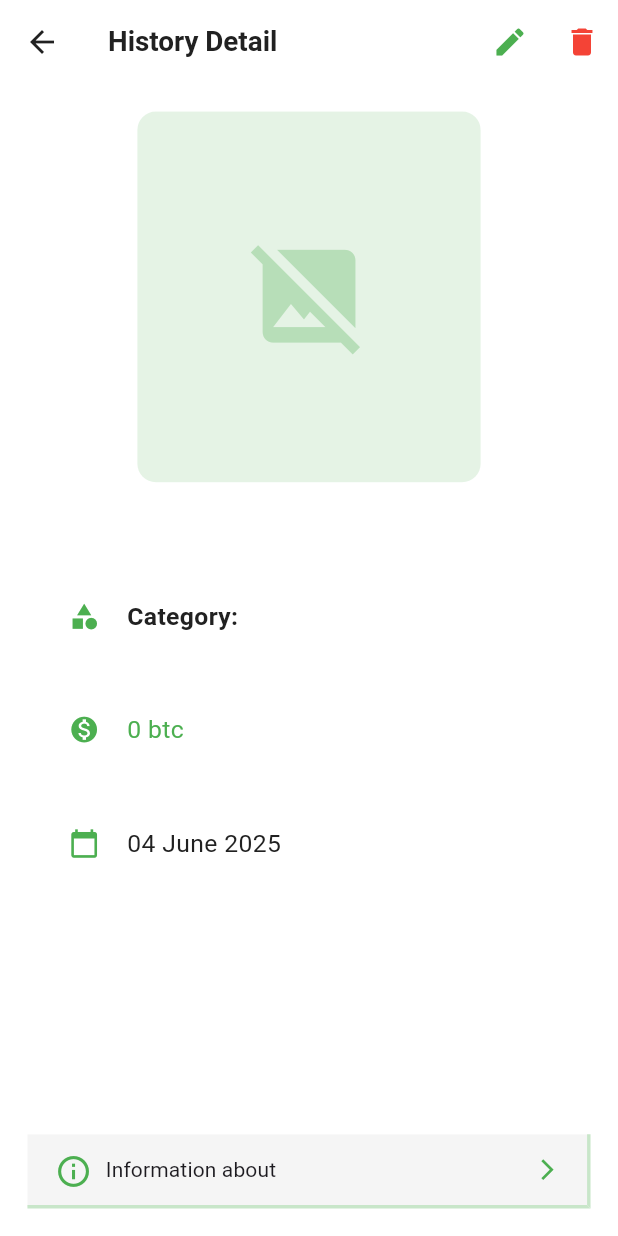
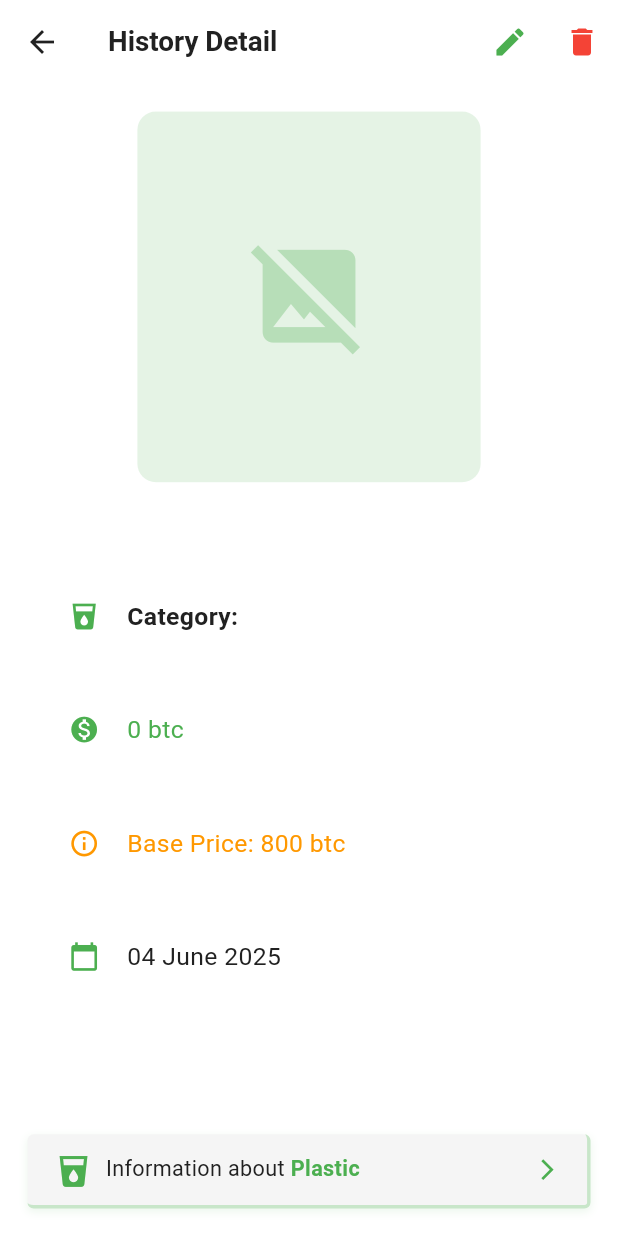
Before and after one commit to lfiathan/rubisch, a Flutter app: the HistoryDetailPage screen opened directly with empty values, on a phone screen of 412 x 824 dp. Run offline on Flutter 3.47's test engine with Material 3 defaults, Android fonts, the phone set to English and light mode, and no system bars; our stand-ins replace flutter_dotenv, flutter_screenutil, hive, hive_flutter, image_picker, material_design_icons_flutter; missing offline and left inert: tflite_flutter; accounts and stored records are empty; network calls fail.

Commit message:
menambahkan navigasi ke halaman item detail page

```diff
--- a/lib/pages/history_detail_page.dart
+++ b/lib/pages/history_detail_page.dart
@@ -4,6 +4,7 @@ import 'package:flutter_screenutil/flutter_screenutil.dart';
 import 'package:rubisch/model/scan_history.dart';
 import 'package:rubisch/themes/colors.dart';
 import 'package:rubisch/pages/item_detail_page.dart';
+import 'package:rubisch/data/waste_data.dart'; // Import waste data
 import 'dart:io';
 
 class HistoryDetailPage extends StatefulWidget {
@@ -58,19 +59,88 @@ class _HistoryDetailPageState extends State<HistoryDetailPage> {
     return '${dateTime.day.toString().padLeft(2, '0')} ${months[dateTime.month - 1]} ${dateTime.year}';
   }
 
+  // Method to find matching waste category from waste_data.dart
+  WasteCategory? _findWasteCategory(String classificationResult) {
+    // Normalize the classification result for comparison
+    String normalizedResult = classificationResult.toLowerCase().trim();
+
+    // Try to find exact match first
+    WasteCategory? exactMatch = kWasteCategories.firstWhere(
+      (category) => category.title.toLowerCase() == normalizedResult,
+      orElse: () => kWasteCategories.first, // fallback to first category
+    );
+
+    if (exactMatch.title.toLowerCase() == normalizedResult) {
+      return exactMatch;
+    }
+
+    // If no exact match, try partial matches with mapping
+    Map<String, String> categoryMapping = {
+      'plastik': 'plastic',
+      'kertas': 'paper',
+      'logam': 'metal',
+      'kaca': 'glass',
+      'organik': 'biological',
+      'elektronik': 'trash', // or create electronics category
+      'baterai': 'battery',
+      'kardus': 'cardboard',
+      'karton': 'cardboard',
+      'pakaian': 'clothes',
+      'sepatu': 'shoes',
+      'makanan': 'biological',
+      'organic': 'biological',
+      'electronic': 'trash',
+    };
+
+    // Check if the classification result contains any mapped keywords
+    for (String key in categoryMapping.keys) {
+      if (normalizedResult.contains(key)) {
+        String mappedCategory = categoryMapping[key]!;
+        WasteCategory? foundCategory = kWasteCategories.firstWhere(
+          (category) => category.title.toLowerCase() == mappedCategory,
+          orElse: () => kWasteCategories.first,
+        );
+        if (foundCategory.title.toLowerCase() == mappedCategory) {
+          return foundCategory;
+        }
+      }
+    }
+
+    // If still no match found, return the first category as fallback
+    return kWasteCategories.first;
+  }
+
   void _navigateToItemDetail() {
-    // Navigate to ItemDetailPage using existing data from history
+    // Find the corresponding waste category from waste_data.dart
+    WasteCategory? wasteCategory = _findWasteCategory(_history.classificationResult);
+
+    if (wasteCategory != null) {
+      // Navigate to ItemDetailPage using data from waste_data.dart
       Navigator.push(
         context,
         MaterialPageRoute(
           builder: (context) => ItemDetailPage(
-          title: _history.rubbishName,
-          description: 'Detailed information about ${_history.classificationResult}', // You can customize this or get from existing data source
-          icon: Icons.recycling, // You can map this based on classification if needed
+            title: wasteCategory.title,
+            description: wasteCategory.description,
+            icon: wasteCategory.icon,
+            price: wasteCategory.price, // Use price from waste_data.dart
+          ),
+        ),
+      );
+    } else {
+      // Fallback navigation if category not found
+      Navigator.push(
+        context,
+        MaterialPageRoute(
+          builder: (context) => ItemDetailPage(
+            title: _history.classificationResult,
+            description: 'Informasi detail tentang ${_history.classificationResult}. Item ini dapat didaur ulang untuk membantu lingkungan.',
+            icon: Icons.recycling,
             price: _history.price,
           ),
         ),
       );
+    }
   }
 
   void _showEditDialog() {
@@ -190,6 +260,9 @@ class _HistoryDetailPageState extends State<HistoryDetailPage> {
 
   @override
   Widget build(BuildContext context) {
+    // Get the waste category for UI display
+    WasteCategory? wasteCategory = _findWasteCategory(_history.classificationResult);
+
     return Scaffold(
       backgroundColor: AppColors.light,
       appBar: AppBar(
@@ -257,21 +330,31 @@ class _HistoryDetailPageState extends State<HistoryDetailPage> {
                     ),
                   ),
 
-                  // Category Section
+                  // Category Section with icon from waste data
                   _buildDetailRow(
-                    icon: Icons.category,
+                    icon: wasteCategory?.icon ?? Icons.category,
                     iconColor: AppColors.primary,
                     value: 'Category: ${_history.classificationResult}',
                     textColor: AppColors.dark,
                   ),
 
-                  // Price Section
+                  // Price Section - Show both history price and category base price
                   _buildDetailRow(
                     icon: Icons.monetization_on,
                     iconColor: Colors.green,
                     value: '${_history.price} btc',
                     isBold: false,
                     textColor: AppColors.primary,
+                  ),
+
+                  // Base Price from Waste Data (if different from history price)
+                  if (wasteCategory != null && wasteCategory.price != _history.price)
+                    _buildDetailRow(
+                      icon: Icons.info_outline,
+                      iconColor: Colors.orange,
+                      value: 'Base Price: ${wasteCategory.price} btc',
+                      isBold: false,
+                      textColor: Colors.orange,
                     ),
 
                   // Date Section
@@ -286,10 +369,11 @@ class _HistoryDetailPageState extends State<HistoryDetailPage> {
             ),
           ),
 
-          // Information Button - Fixed at bottom (Now clickable)
+          // Enhanced Information Button - Uses waste category data
           GestureDetector(
             onTap: _navigateToItemDetail,
-            child: Container(
+            child: AnimatedContainer(
+              duration: Duration(milliseconds: 200),
               width: double.infinity,
               margin: EdgeInsets.all(16.w),
               height: 48.h,
@@ -299,6 +383,14 @@ class _HistoryDetailPageState extends State<HistoryDetailPage> {
                   bottom: BorderSide(color: AppColors.accent, width: 2.w),
                   right: BorderSide(color: AppColors.accent, width: 2.w),
                 ),
+                borderRadius: BorderRadius.circular(4.r),
+                boxShadow: [
+                  BoxShadow(
+                    color: AppColors.primary.withOpacity(0.1),
+                    blurRadius: 4,
+                    offset: Offset(0, 2),
+                  ),
+                ],
               ),
               child: Padding(
                 padding: EdgeInsets.symmetric(horizontal: 16.w, vertical: 12.h),
@@ -306,7 +398,7 @@ class _HistoryDetailPageState extends State<HistoryDetailPage> {
                   crossAxisAlignment: CrossAxisAlignment.center,
                   children: [
                     Icon(
-                      Icons.info_outline,
+                      wasteCategory?.icon ?? Icons.info_outlined,
                       size: 24.sp,
                       color: AppColors.primary,
                     ),
@@ -317,17 +409,20 @@ class _HistoryDetailPageState extends State<HistoryDetailPage> {
                           children: [
                             TextSpan(
                               text: "Information about ",
-                              style: TextStyle(fontWeight: FontWeight.normal),
+                              style: TextStyle(
+                                fontWeight: FontWeight.normal,
+                                color: AppColors.dark,
+                              ),
                             ),
                             TextSpan(
-                              text: _history.classificationResult,
+                              text: wasteCategory?.title ?? _history.classificationResult,
                               style: TextStyle(
                                 fontWeight: FontWeight.bold,
                                 color: AppColors.primary,
                               ),
                             ),
                           ],
-                          style: Theme.of(context).textTheme.titleSmall,
+                          style: TextStyle(fontSize: 14.sp),
                         ),
                       ),
                     ),
```
Also changed, not shown: pubspec.lock. Lines whose indentation alone changed are shown as unchanged.
